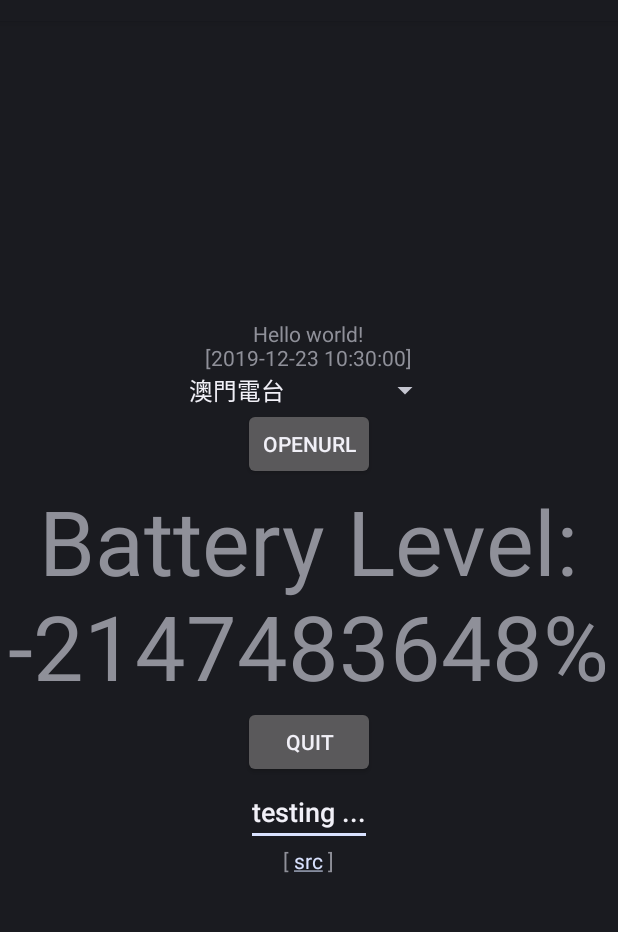
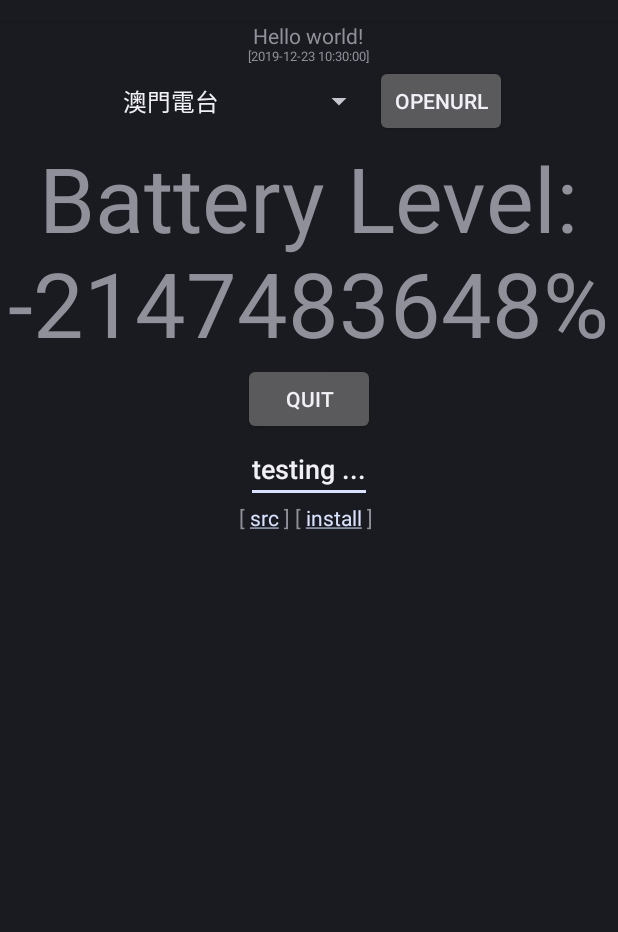
Before and after one commit to QuoInsight/minimal.apk, an Android app: the screen it shows after launch (MainActivity), after a tap on "OPENURL", on a phone screen of 412 x 824 dp, the part 63-995 px from its top. Run offline under Robolectric (Android 15) with nearby library versions, the phone set to English and light mode, and no system bars.

Commit message:
Update MainActivity.java

```diff
--- a/src/main/java/com/quoinsight/minimal/MainActivity.java
+++ b/src/main/java/com/quoinsight/minimal/MainActivity.java
@@ -17,11 +17,27 @@ import android.widget.AdapterView;
 
 import android.widget.EditText;
 
+import android.widget.ScrollView;
 import android.widget.LinearLayout;
 import android.view.Gravity;
 import android.view.View;
 
 public class MainActivity extends Activity {
+  public void launchUrl(String url) {
+    Intent intent = new Intent();
+      intent.setAction(Intent.ACTION_VIEW);
+      intent.addCategory(Intent.CATEGORY_BROWSABLE);
+      intent.setData(android.net.Uri.parse(url));
+    startActivity(intent);
+  }
+
+  public void launchApp(String className) {
+    Intent intent = new Intent(Intent.ACTION_MAIN);
+      intent.addCategory(Intent.CATEGORY_LAUNCHER);
+      intent.setPackage(className);
+    startActivity(intent);
+  }
+
   @Override public void onCreate(android.os.Bundle savedInstanceState) {
     super.onCreate(savedInstanceState);
 
@@ -31,7 +47,10 @@ public class MainActivity extends Activity {
 
     TextView txt1 = new TextView(this);
       txt1.setGravity(Gravity.CENTER_HORIZONTAL);
-      txt1.setText("Hello world!\n[" + sdf.format(new java.util.Date()) + "]");
+      // txt1.setText("Hello world!\n[" + sdf.format(new java.util.Date()) + "]");
+      txt1.setText(android.text.Html.fromHtml(
+        "Hello world!<br><small><small>[" + sdf.format(new java.util.Date()) + "]</small></small>"
+      ));
 
     final Spinner spinner1 = new Spinner(this);
       final java.util.Hashtable<String, String> radioStations = new java.util.Hashtable<String, String>();
@@ -46,8 +65,7 @@ public class MainActivity extends Activity {
       );
       spinner1.setAdapter(adapter);
       spinner1.setOnItemSelectedListener(new AdapterView.OnItemSelectedListener() {
-        @Override
-        public void onItemSelected(
+        @Override public void onItemSelected(
           AdapterView<?> parent, View view, int position, long id
         ) {
             // Log.v("item", (String) parent.getItemAtPosition(position));
@@ -56,8 +74,7 @@ public class MainActivity extends Activity {
             Toast.LENGTH_LONG).show();  // .setDuration(int duration)
         }
 
-        @Override
-        public void onNothingSelected(AdapterView<?> parent) {
+        @Override public void onNothingSelected(AdapterView<?> parent) {
             // TODO Auto-generated method stub
         }
       });
@@ -67,14 +84,7 @@ public class MainActivity extends Activity {
       button1.setOnClickListener(
         new View.OnClickListener() {
           public void onClick(View v) {
-            Intent intent = new Intent();
-            intent.setAction(Intent.ACTION_VIEW);
-            intent.addCategory(Intent.CATEGORY_BROWSABLE);
-            intent.setData(android.net.Uri.parse(
-              // "http://live4.tdm.com.mo:1935/live/_definst_/rch2.live/playlist.m3u8"
-              radioStations.get(spinner1.getSelectedItem().toString())
-            ));
-            startActivity(intent);
+            launchUrl( radioStations.get(spinner1.getSelectedItem().toString()) );
           }
         }
       );
@@ -90,9 +100,15 @@ public class MainActivity extends Activity {
       txt2.setOnClickListener(
         new View.OnClickListener() {
           public void onClick(View v) {
+            java.text.SimpleDateFormat sdf = new java.text.SimpleDateFormat(
+              "ss", java.util.Locale.getDefault()
+            );
             int batLevel = bm.getIntProperty(android.os.BatteryManager.BATTERY_PROPERTY_CAPACITY);
             // TextView txt2 = (TextView) v; // findViewById(v.getId());
-            ((TextView) v).setText("Battery Level:\n" + Integer.toString(batLevel) + "%");
+            ((TextView) v).setText(android.text.Html.fromHtml(
+              "<small><small><small><small>Battery Level# " + sdf.format(new java.util.Date()) + " :</small></small></small></small>"
+                 + "" + Integer.toString(batLevel) + "%"
+            ));
           }
         }
       );
@@ -117,9 +133,8 @@ public class MainActivity extends Activity {
     EditText edit1 = new EditText(this);
       edit1.setGravity(Gravity.CENTER_HORIZONTAL);
       edit1.setText("testing ...");
-      edit1.setOnTouchListener(new View.OnTouchListener() {
-        @Override
-        public boolean onTouch(View view, android.view.MotionEvent motionEvent) {
+      edit1.setOnTouchListener(new View.OnTouchListener(){
+        @Override public boolean onTouch(View view, android.view.MotionEvent motionEvent) {
           view.getParent().requestDisallowInterceptTouchEvent(true);
           switch (motionEvent.getAction() & android.view.MotionEvent.ACTION_MASK){
             case android.view.MotionEvent.ACTION_UP:
@@ -135,23 +150,30 @@ public class MainActivity extends Activity {
       txt9.setLinksClickable(true);  // do not setAutoLinkMask !! txt9.setAutoLinkMask(android.text.util.Linkify.ALL);
       txt9.setMovementMethod(android.text.method.LinkMovementMethod.getInstance());
       txt9.setText(android.text.Html.fromHtml(
-        " [ <A href='https://github.com/QuoInsight/minimal.apk'>src</A> ]"
+        " [ <A href='https://github.com/QuoInsight/minimal.apk'>src</A> ] "
+         + " [ <A href='https://play.google.com/store/apps/details?id=com.quoinsight.minimal'>install</A> ] "
       ));
 
+    // startActivityForResult(new Intent(android.provider.Settings.ACTION_SETTINGS), 0);
+    // launchApp("com.otherapp.package");
+
+    ScrollView scrollable = new ScrollView(this);
+      scrollable.setLayoutParams(new ScrollView.LayoutParams(ScrollView.LayoutParams.MATCH_PARENT, ScrollView.LayoutParams.MATCH_PARENT));
       LinearLayout layout = new LinearLayout(this);
-      layout.setGravity(Gravity.CENTER);  // Gravity.CENTER
-      layout.setOrientation(LinearLayout.VERTICAL);
+        layout.setOrientation(LinearLayout.VERTICAL);  layout.setGravity(Gravity.CENTER);
         LinearLayout.LayoutParams params = new LinearLayout.LayoutParams(
           LinearLayout.LayoutParams.WRAP_CONTENT, LinearLayout.LayoutParams.WRAP_CONTENT
         );
         layout.addView(txt1, params);
-      layout.addView(spinner1, params);
-      layout.addView(button1, params);
+        LinearLayout layout2 = new LinearLayout(this);
+          layout2.setOrientation(LinearLayout.HORIZONTAL);  layout2.setGravity(Gravity.CENTER);
+          layout2.addView(spinner1, params);  layout2.addView(button1, params);
+        layout.addView(layout2, params);
         layout.addView(txt2, params);
         layout.addView(button9, params);
         layout.addView(edit1, params);
         layout.addView(txt9, params);
-
-    setContentView(layout);
+      scrollable.addView(layout);
+    setContentView(scrollable);
   }
 }
```
Lines whose indentation alone changed are shown as unchanged.
